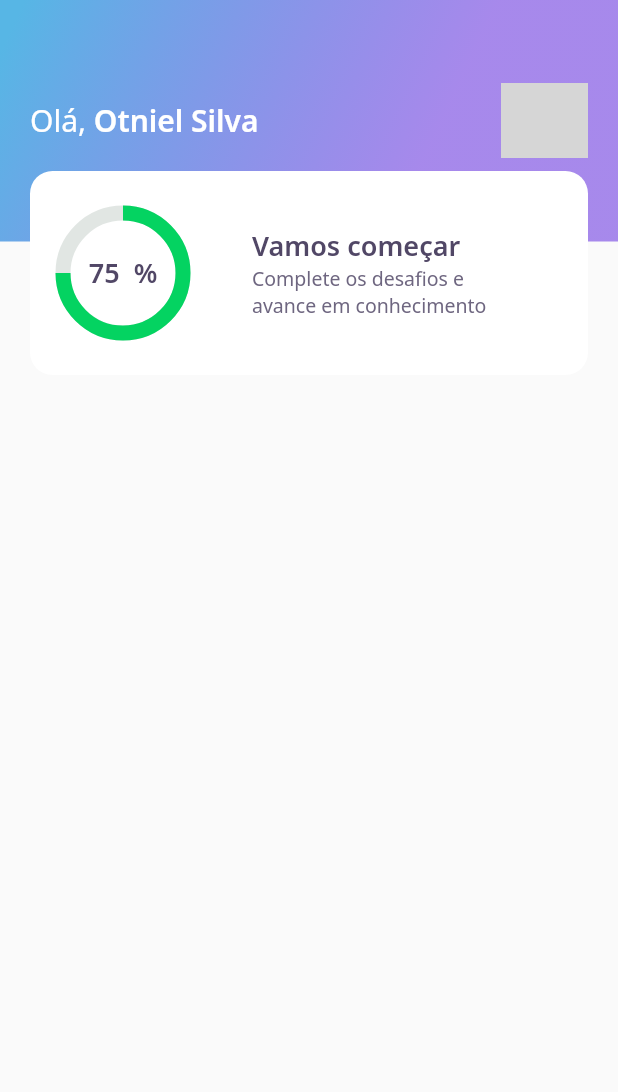
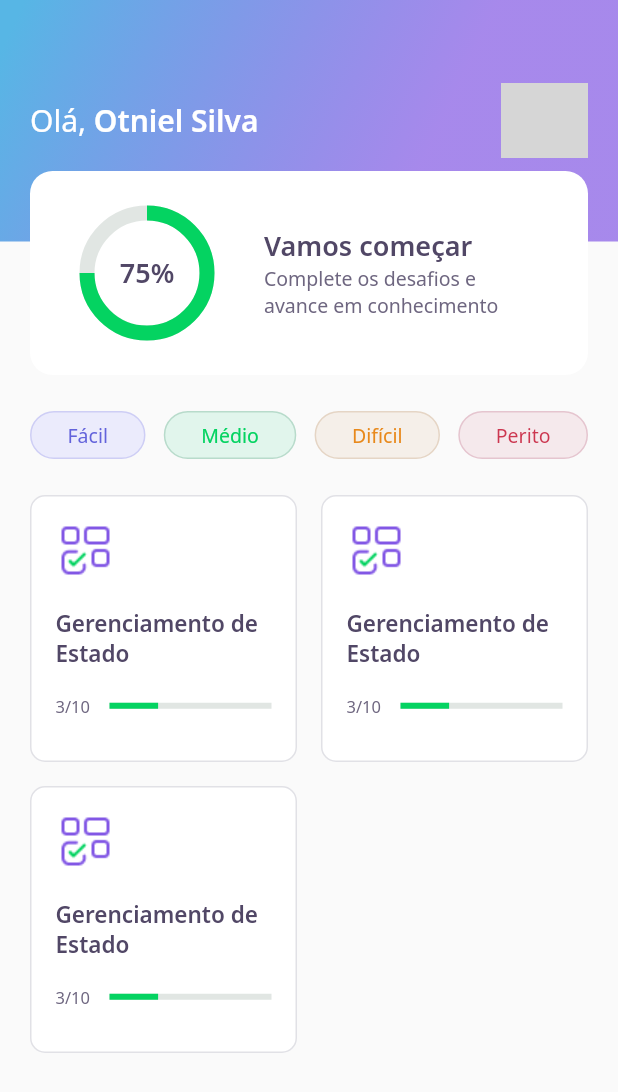
Before and after one commit to otnielgusta/nlw05Flutter, a Flutter app: the HomePage screen opened directly, on a phone screen of 412 x 824 dp. Shown: the top 1092 px of the screen. Run offline on Flutter 3.47's test engine with Material 2 defaults, Android fonts, the phone set to English and light mode, and no system bars; our stand-ins replace google_fonts; network calls fail; grey boxes are pictures that could not be loaded.

Commit message:
tela  do quiz quase pronta

```diff
--- a/lib/core/app_widget.dart
+++ b/lib/core/app_widget.dart
@@ -1,3 +1,4 @@
+import 'package:nlwflutter/challenge/challenge_page.dart';
 import 'package:nlwflutter/home/home_page.dart';
 import 'package:flutter/material.dart';
 import 'package:nlwflutter/splash/splash_page.dart';
@@ -6,7 +7,7 @@
   @override
   Widget build(BuildContext context) {
     return MaterialApp(
-      home: HomePage(),
+      home: ChallengePage(),
     );
   }
 }
--- a/lib/home/home_page.dart
+++ b/lib/home/home_page.dart
@@ -1,5 +1,7 @@
 import 'package:flutter/material.dart';
 import 'package:nlwflutter/home/widgets/appbar/app_bar.dart';
+import 'package:nlwflutter/home/widgets/level_button/level_button_widget.dart';
+import 'package:nlwflutter/home/widgets/quiz_card/quiz_card_widget.dart';
 
 class HomePage extends StatefulWidget {
   @override
@@ -11,6 +13,48 @@
   Widget build(BuildContext context) {
     return Scaffold(
       appBar: AppBarWidget(),
+      body: Padding(
+        padding: const EdgeInsets.symmetric(horizontal: 20.0),
+        child: Column(
+          children: [
+            SizedBox(
+              height: 24,
+            ),
+            Row(
+              mainAxisAlignment: MainAxisAlignment.spaceBetween,
+              children: [
+                LevelButtonWidget(
+                  label: "Fácil",
+                ),
+                LevelButtonWidget(
+                  label: "Médio",
+                ),
+                LevelButtonWidget(
+                  label: "Difícil",
+                ),
+                LevelButtonWidget(
+                  label: "Perito",
+                ),
+              ],
+            ),
+            SizedBox(
+              height: 24,
+            ),
+            Expanded(
+              child: GridView.count(
+                crossAxisSpacing: 16,
+                mainAxisSpacing: 16,
+                crossAxisCount: 2,
+                children: [
+                  QuizCardWidget(),
+                  QuizCardWidget(),
+                  QuizCardWidget(),
+                ],
+              ),
+            )
+          ],
+        ),
+      ),
     );
   }
 }
--- a/lib/home/widgets/chart/chart_widget.dart
+++ b/lib/home/widgets/chart/chart_widget.dart
@@ -25,7 +25,7 @@
           ),
           Center(
             child: Text(
-              "75  %",
+              "75%",
               style: AppTextStyles.heading,
             ),
           ),
--- /dev/null
+++ b/lib/home/widgets/level_button/level_button_widget.dart
@@ -0,0 +1,56 @@
+import 'package:flutter/material.dart';
+import 'package:google_fonts/google_fonts.dart';
+import 'package:nlwflutter/core/app_colors.dart';
+import 'package:nlwflutter/core/app_text_styles.dart';
+
+class LevelButtonWidget extends StatelessWidget {
+  final String label;
+
+  LevelButtonWidget({
+    Key? key,
+    required this.label,
+  })   : assert(["Fácil", "Médio", "Difícil", "Perito"].contains(label)),
+        super(key: key);
+
+  final config = {
+    "Médio": {
+      "color": AppColors.levelButtonMedio,
+      "borderColor": AppColors.levelButtonBorderMedio,
+      "fontColor": AppColors.levelButtonTextMedio
+    },
+    "Fácil": {
+      "color": AppColors.levelButtonFacil,
+      "borderColor": AppColors.levelButtonBorderFacil,
+      "fontColor": AppColors.levelButtonTextFacil
+    },
+    "Difícil": {
+      "color": AppColors.levelButtonDificil,
+      "borderColor": AppColors.levelButtonBorderDificil,
+      "fontColor": AppColors.levelButtonTextDificil
+    },
+    "Perito": {
+      "color": AppColors.levelButtonPerito,
+      "borderColor": AppColors.levelButtonBorderPerito,
+      "fontColor": AppColors.levelButtonTextPerito
+    },
+  };
+
+  Color get color => config[label]!['color']!;
+  Color get borderColor => config[label]!['borderColor']!;
+  Color get fontColor => config[label]!['fontColor']!;
+  @override
+  Widget build(BuildContext context) {
+    return Container(
+      decoration: BoxDecoration(
+        color: color,
+        border: Border.fromBorderSide(BorderSide(color: borderColor)),
+        borderRadius: BorderRadius.circular(28),
+      ),
+      child: Padding(
+        padding: const EdgeInsets.symmetric(horizontal: 24.0, vertical: 6),
+        child: Text(label,
+            style: GoogleFonts.notoSans(color: fontColor, fontSize: 13)),
+      ),
+    );
+  }
+}
--- /dev/null
+++ b/lib/home/widgets/quiz_card/quiz_card_widget.dart
@@ -0,0 +1,54 @@
+import 'package:flutter/material.dart';
+import 'package:nlwflutter/core/app_colors.dart';
+import 'package:nlwflutter/core/app_images.dart';
+import 'package:nlwflutter/core/app_text_styles.dart';
+import 'package:nlwflutter/shared/widgets/progress_indicator/progress_indicator_widget.dart';
+
+class QuizCardWidget extends StatelessWidget {
+  @override
+  Widget build(BuildContext context) {
+    return Container(
+      padding: EdgeInsets.all(16),
+      decoration: BoxDecoration(
+        border: Border.fromBorderSide(
+          BorderSide(color: AppColors.border),
+        ),
+        color: AppColors.white,
+        borderRadius: BorderRadius.circular(10),
+      ),
+      child: Column(
+        crossAxisAlignment: CrossAxisAlignment.start,
+        children: [
+          Container(
+            width: 40,
+            height: 40,
+            child: Image.asset(AppImages.blocks),
+          ),
+          SizedBox(
+            height: 18,
+          ),
+          Text(
+            "Gerenciamento de Estado",
+            style: AppTextStyles.heading15,
+          ),
+          SizedBox(
+            height: 18,
+          ),
+          Row(
+            children: [
+              Expanded(
+                flex: 1,
+                child: Text("3/10", style: AppTextStyles.body11),
+              ),
+              Expanded(
+                  flex: 3,
+                  child: ProgressIndicatorWidget(
+                    value: 0.3,
+                  ))
+            ],
+          )
+        ],
+      ),
+    );
+  }
+}
--- a/lib/home/widgets/score_card/score_card_widget.dart
+++ b/lib/home/widgets/score_card/score_card_widget.dart
@@ -11,7 +11,10 @@
         height: 136,
         decoration: BoxDecoration(
             borderRadius: BorderRadius.circular(15), color: Colors.white),
+        child: Padding(
+          padding: const EdgeInsets.symmetric(horizontal: 24.0),
           child: Row(
+            mainAxisAlignment: MainAxisAlignment.center,
             crossAxisAlignment: CrossAxisAlignment.center,
             children: [
               Expanded(
@@ -41,6 +44,7 @@
             ],
           ),
         ),
+      ),
     );
   }
 }
--- /dev/null
+++ b/lib/shared/widgets/progress_indicator/progress_indicator_widget.dart
@@ -0,0 +1,17 @@
+import 'package:flutter/material.dart';
+import 'package:nlwflutter/core/core.dart';
+
+class ProgressIndicatorWidget extends StatelessWidget {
+  final double value;
+
+  const ProgressIndicatorWidget({Key? key, required this.value})
+      : super(key: key);
+  @override
+  Widget build(BuildContext context) {
+    return LinearProgressIndicator(
+      value: value,
+      backgroundColor: AppColors.chartSecondary,
+      valueColor: AlwaysStoppedAnimation<Color>(AppColors.chartPrimary),
+    );
+  }
+}
```
Also changed, not shown: lib/challenge/challenge_page.dart (added, +23 -0 lines), lib/challenge/widgets/answer/answer_widget.dart (added, +79 -0 lines), lib/challenge/widgets/question_indicator/question_indicator_widget.dart (added, +29 -0 lines), lib/challenge/widgets/question_indicator/quiz/quiz_widget.dart (added, +41 -0 lines). Lines whose indentation alone changed are shown as unchanged.
